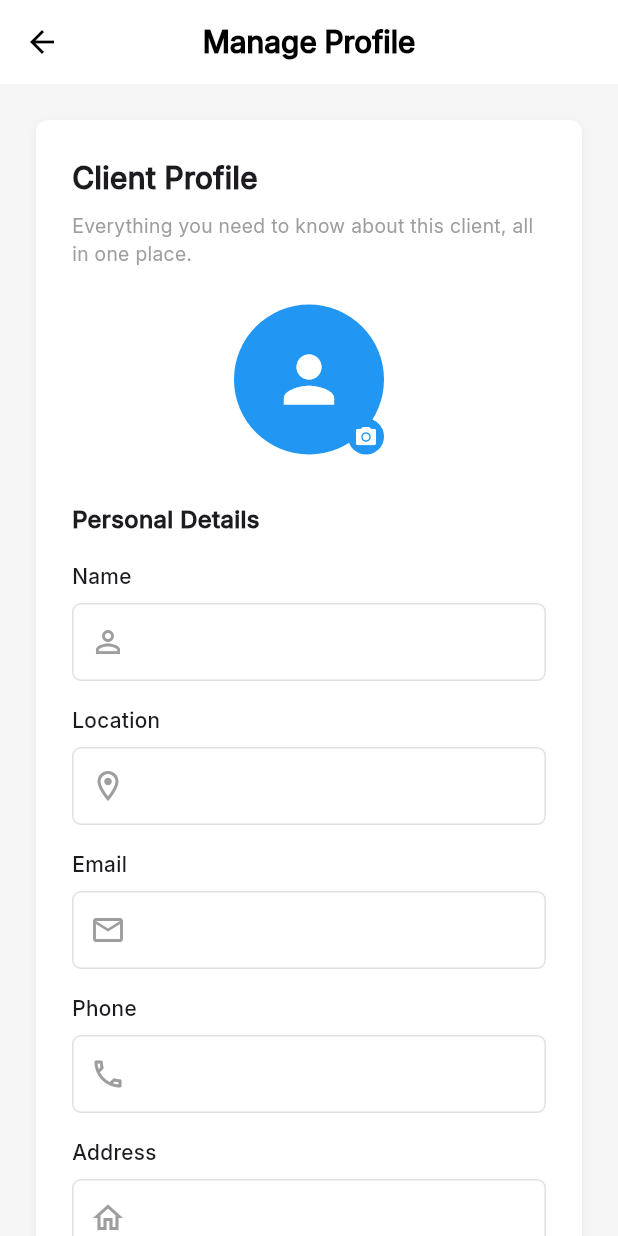
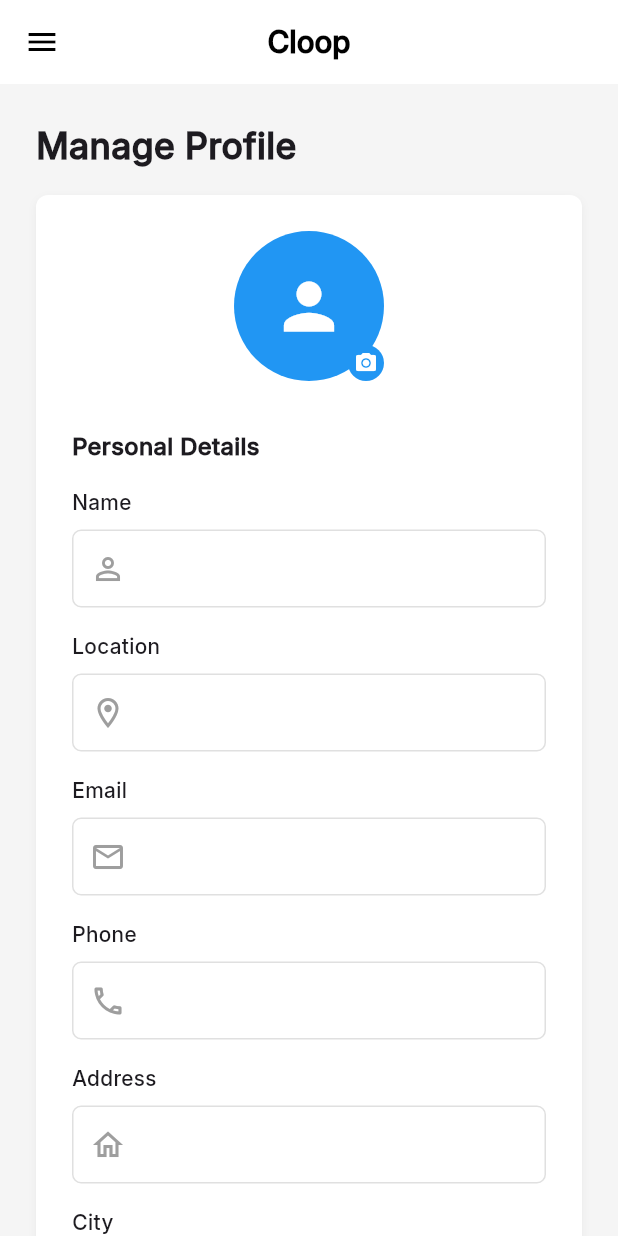
Before and after one commit to ow788606-cpu/Lead_Management, a Flutter app: the ManageProfileScreen screen opened directly, on a phone screen of 412 x 824 dp. Run offline on Flutter 3.47's test engine with Material 3 defaults, Android fonts, the light colour scheme and no system bars; our stand-ins replace file_picker, fl_chart, flutter_colorpicker, shared_preferences; accounts and stored records are empty.

Commit message:
Initial commit: Lead Management Flutter App

```diff
--- a/lib/screens/auth/manage_profile_screen.dart
+++ b/lib/screens/auth/manage_profile_screen.dart
@@ -1,4 +1,5 @@
 import 'package:flutter/material.dart';
+import '../../widgets/app_drawer.dart';
 
 class ManageProfileScreen extends StatefulWidget {
   const ManageProfileScreen({super.key});
@@ -35,16 +36,18 @@ class _ManageProfileScreenState extends State<ManageProfileScreen> {
   Widget build(BuildContext context) {
     return Scaffold(
       backgroundColor: const Color(0xFFF5F5F5),
+      drawer: AppDrawer(
+        selectedIndex: -2,
+        onItemSelected: (_) => Navigator.pop(context),
+      ),
       appBar: AppBar(
-        leading: IconButton(
-          icon: const Icon(Icons.arrow_back),
-          onPressed: () => Navigator.pop(context),
+        leading: Builder(
+          builder: (context) => IconButton(
+            icon: const Icon(Icons.menu),
+            onPressed: () => Scaffold.of(context).openDrawer(),
+          ),
         ),
-        title: const Text('Manage Profile',
-            style: TextStyle(
-                color: Colors.black,
-                fontWeight: FontWeight.bold,
-                fontFamily: 'Inter')),
+        title: const Text('Cloop'),
       ),
       body: SingleChildScrollView(
         padding: const EdgeInsets.all(24),
@@ -52,6 +55,15 @@ class _ManageProfileScreenState extends State<ManageProfileScreen> {
           key: _formKey,
           child: Column(
             children: [
+              const Align(
+                alignment: Alignment.centerLeft,
+                child: Text('Manage Profile',
+                    style: TextStyle(
+                        fontSize: 24,
+                        fontWeight: FontWeight.bold,
+                        fontFamily: 'Inter')),
+              ),
+              const SizedBox(height: 16),
               Container(
                 width: double.infinity,
                 padding: const EdgeInsets.all(24),
@@ -69,19 +81,6 @@ class _ManageProfileScreenState extends State<ManageProfileScreen> {
                 child: Column(
                   crossAxisAlignment: CrossAxisAlignment.start,
                   children: [
-                    const Text('Client Profile',
-                        style: TextStyle(
-                            fontSize: 20,
-                            fontWeight: FontWeight.bold,
-                            fontFamily: 'Inter')),
-                    const SizedBox(height: 8),
-                    const Text(
-                        'Everything you need to know about this client, all in one place.',
-                        style: TextStyle(
-                            color: Colors.grey,
-                            fontSize: 13,
-                            fontFamily: 'Inter')),
-                    const SizedBox(height: 24),
                     Center(
                       child: Stack(
                         children: [
```
Also changed, not shown: lib/screens/auth/billing_screen.dart (+11 -8 lines), lib/screens/reports/lead_reports_screen.dart (+13 -31 lines).
